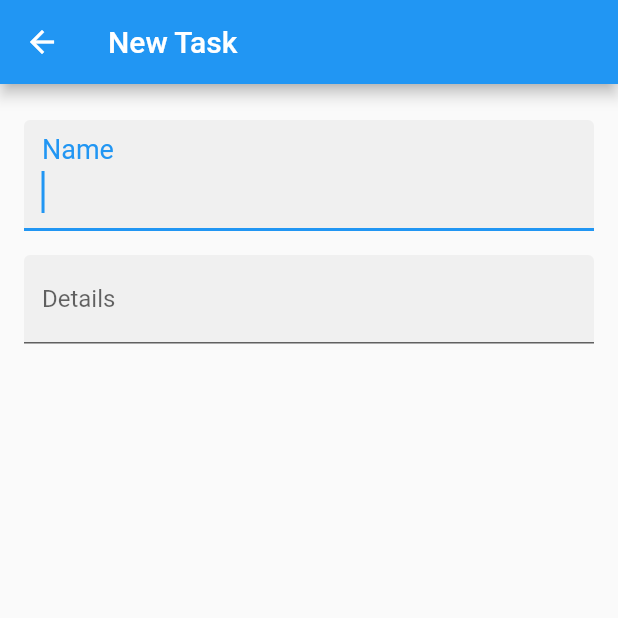
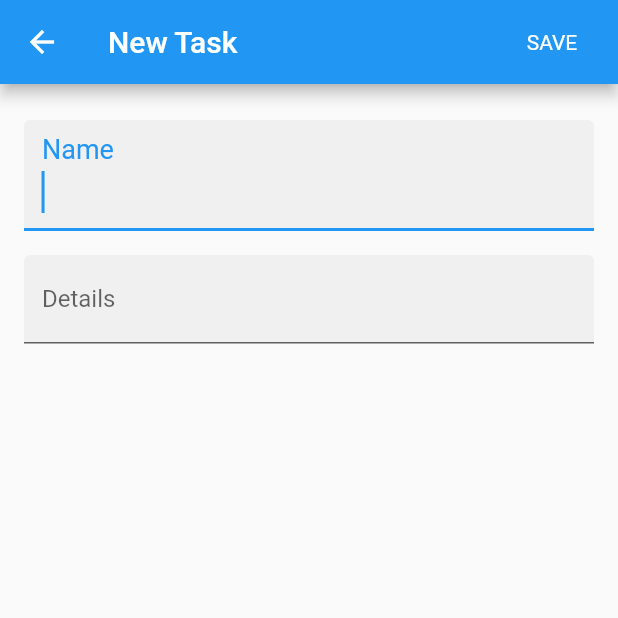
Before and after one commit to zliide/flutter_todo, a Flutter app: the TaskDialog screen opened directly, on a phone screen of 412 x 824 dp, the top half of it. Run offline on Flutter 3.47's test engine with Material 2 defaults, Android fonts, the phone set to English and light mode, and no system bars.

Commit message:
Add task dialog

```diff
--- a/lib/task_dialog.dart
+++ b/lib/task_dialog.dart
@@ -23,6 +23,15 @@ class _TaskDialogState extends State<TaskDialog> {
     return Scaffold(
       appBar: AppBar(
         title: Text('New Task'),
+        actions: <Widget>[
+          FlatButton(
+            child: Text(
+              'SAVE',
+              style: theme.textTheme.body1.copyWith(color: Colors.white),
+            ),
+            onPressed: _save,
+          ),
+        ],
       ),
       body: Form(
         child: ListView(
```
